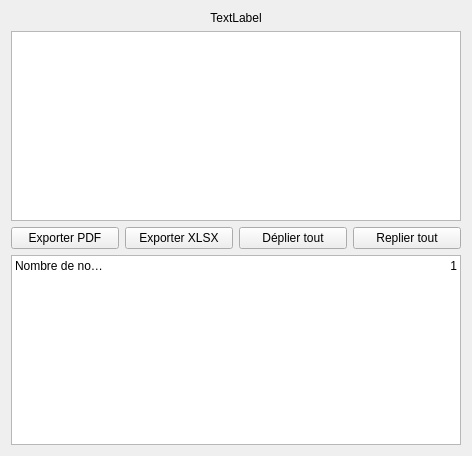
The window that formdisplaytree.ui (GiPiLab/ProtonClassicSuite) describes before a commit, drawn with Qt 5.
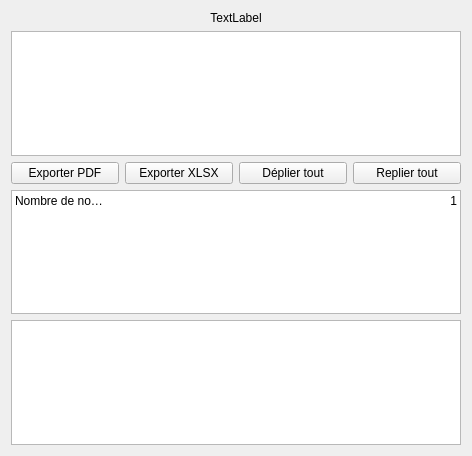
The same window after the commit.

Commit message: String similarity, first try

Patch:
```diff
--- a/formdisplaytree.ui
+++ b/formdisplaytree.ui
@@ -133,6 +133,13 @@
      </property>
     </widget>
    </item>
+   <item row="4" column="0" colspan="4">
+    <widget class="QTableView" name="similarityTableView">
+     <property name="sortingEnabled">
+      <bool>true</bool>
+     </property>
+    </widget>
+   </item>
   </layout>
  </widget>
  <resources/>
```
The commit also changes 15 other files.
